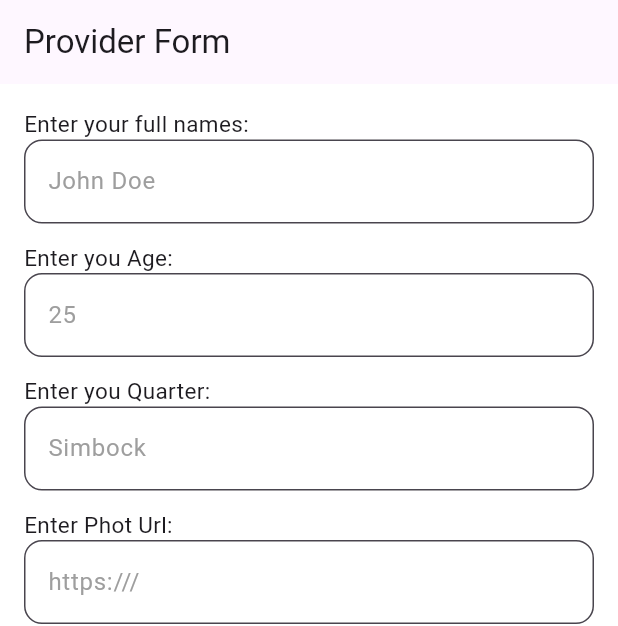
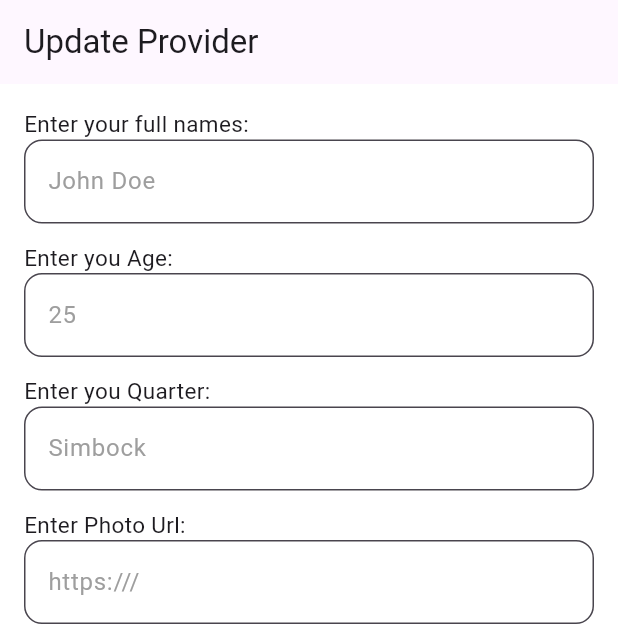
Before and after one commit to bellatez/Akomby, a Flutter app: the screen it shows after launch, on a phone screen of 412 x 824 dp. Shown: the top 626 px of the screen. Run offline on Flutter 3.47's test engine with Material 3 defaults, Android fonts, the phone set to English and light mode, and no system bars; our stand-ins replace bloc, dots_indicator, firebase_auth, firebase_storage, flutter_bloc, flutter_local_notifications and 3 more; accounts and stored records are empty; project files that could hold a hidden picture were left out.

Commit message:
added the update provider screen

```diff
--- /dev/null
+++ b/lib/core/features/service_providers/views/screens/profile/provider_update.dart
@@ -0,0 +1,152 @@
+import 'package:Akombi/core/common_widgets/fitness_button.dart';
+import 'package:flutter/material.dart';
+
+import '../../../../../common_widgets/provider_input.dart';
+
+
+class UpdateProvider extends StatefulWidget {
+  @override
+  _UpdateProviderState createState() => _UpdateProviderState();
+}
+
+class _UpdateProviderState extends State<UpdateProvider> {
+  final _formKey = GlobalKey<FormState>();
+
+
+  // List for the dropdown options
+  final List<String> _stayOptions = ['Yes', 'No'];
+  final List<String> _services = ['Babysitting', 'Housekeeping', 'Nursing'];
+
+
+  final List<String> _languages = ['English', 'French'];
+  final List<String> _nationalID = ['Yes', 'No'];
+
+
+  TextEditingController fullNames = TextEditingController();
+  TextEditingController age = TextEditingController();
+  TextEditingController quarter = TextEditingController();
+  TextEditingController profilePhotoUrl = TextEditingController();
+  TextEditingController description = TextEditingController();
+  TextEditingController yearsOfExperience = TextEditingController();
+  TextEditingController homesWork = TextEditingController();
+
+
+  String? _selectedLanguage;
+  @override
+  Widget build(BuildContext context) {
+    return Scaffold(
+      backgroundColor: Colors.white,
+      appBar: AppBar(
+        title: Text(
+          'Update Provider',
+          textAlign: TextAlign.center,
+        ),
+      ),
+      body: Padding(
+        padding: const EdgeInsets.all(16.0),
+        child: Form(
+          key: _formKey,
+          child: SingleChildScrollView(
+            child: Column(
+              crossAxisAlignment: CrossAxisAlignment.start,
+              children: [
+                ProviderInputWidget(
+                  controller: fullNames,
+                  labelText: 'Enter your full names',
+                  textInputType: TextInputType.text,
+                  maxline: 1, hintText: 'John Doe',
+                ),
+                ProviderInputWidget(
+                  controller: age,
+                  labelText: 'Enter you Age',
+                  textInputType: TextInputType.number,
+                  maxline: 1, hintText: '25',
+                ),
+
+                ProviderInputWidget(
+                  controller: quarter,
+                  labelText: 'Enter you Quarter',
+                  textInputType: TextInputType.text,
+                  maxline: 1, hintText: 'Simbock',
+                ),
+
+                ProviderInputWidget(
+                  controller: profilePhotoUrl,
+                  labelText: 'Enter Photo Url',
+                  textInputType: TextInputType.text,
+                  maxline: 1, hintText: 'https:///',
+                ),
+
+                ProviderInputWidget(
+                  controller: yearsOfExperience,
+                  labelText: 'Years of Experience',
+                  textInputType: TextInputType.text,
+                  maxline: 1, hintText: '05',
+                ),
+
+
+                ProviderInputWidget(
+                  controller: homesWork,
+                  labelText: 'Homes Worked',
+                  textInputType: TextInputType.text,
+                  maxline: 1, hintText: '02',
+                ),
+
+                CustomDropdownWidget(
+                  labelText: "Select your Langage",
+                  items: _languages,
+                  onChanged: (value) {
+                    setState(() {
+                      _selectedLanguage = value;
+                    });
+                  },
+                ),
+
+                CustomDropdownWidget(
+                  labelText: "Has National ID",
+                  items: _nationalID,
+                  onChanged: (value) {
+                    setState(() {
+                      _selectedLanguage = value;
+                    });
+                  },
+                ),
+
+                CustomDropdownWidget(
+                  labelText: "Stay Option",
+                  items: _stayOptions,
+                  onChanged: (value) {
+                    setState(() {
+                      _selectedLanguage = value;
+                    });
+                  },
+                ),
+
+                CustomDropdownWidget(
+                  labelText: "Type of Service",
+                  items: _services,
+                  onChanged: (value) {
+                    setState(() {
+                      _selectedLanguage = value;
+                    });
+                  },
+                ),
+
+                ProviderInputWidget(
+                  controller: profilePhotoUrl,
+                  labelText: 'Description',
+                  textInputType: TextInputType.text,
+                  maxline: 4, hintText: 'I have over .........',
+                ),
+
+                FitnessButton(title: "Update", onTap: (){
+
+                })
+              ],
+            ),
+          ),
+        ),
+      ),
+    );
+  }
+}
--- a/lib/core/features/service_providers/views/screens/profile/provider_add.dart
+++ b/lib/core/features/service_providers/views/screens/provider_add.dart
@@ -1,9 +1,9 @@
 import 'package:Akombi/core/common_widgets/fitness_button.dart';
 import 'package:flutter/material.dart';
 
-import '../../../../../common_widgets/fitness_text_field.dart';
-import '../../../../../common_widgets/provider_input.dart';
-import '../../../../../common_widgets/settings_textfield.dart';
+import '../../../../common_widgets/fitness_text_field.dart';
+import '../../../../common_widgets/provider_input.dart';
+import '../../../../common_widgets/settings_textfield.dart';
 
 class AddProvider extends StatefulWidget {
   @override
@@ -73,7 +73,7 @@ class _AddProviderState extends State<AddProvider> {
 
                 ProviderInputWidget(
                   controller: profilePhotoUrl,
-                  labelText: 'Enter Phot Url',
+                  labelText: 'Enter Photo Url',
                   textInputType: TextInputType.text,
                   maxline: 1, hintText: 'https:///',
                 ),
--- a/lib/main.dart
+++ b/lib/main.dart
@@ -2,13 +2,14 @@
 
 import 'package:Akombi/core/Utils/text_strings.dart';
 import 'package:Akombi/core/features/Onboarding/views/screens/onboarding_screen.dart';
+import 'package:Akombi/core/features/service_providers/views/screens/profile/provider_update.dart';
 import 'package:flutter/material.dart';
 import 'package:get/get.dart';
 import 'package:get/get_navigation/src/root/get_material_app.dart';
 import 'package:get_storage/get_storage.dart';
 
 import 'core/features/payments/screens/payments.dart';
-import 'core/features/service_providers/views/screens/profile/provider_add.dart';
+import 'core/features/service_providers/views/screens/provider_add.dart';
 
 void main() async {
   WidgetsFlutterBinding.ensureInitialized();
@@ -32,7 +33,7 @@ class MyApp extends StatelessWidget {
         colorScheme: ColorScheme.fromSeed(seedColor: Colors.deepPurple),
         useMaterial3: true,
       ),
-      home: AddProvider()
+      home: UpdateProvider()
       // home: ProviderListings(),
     );
   }
```
